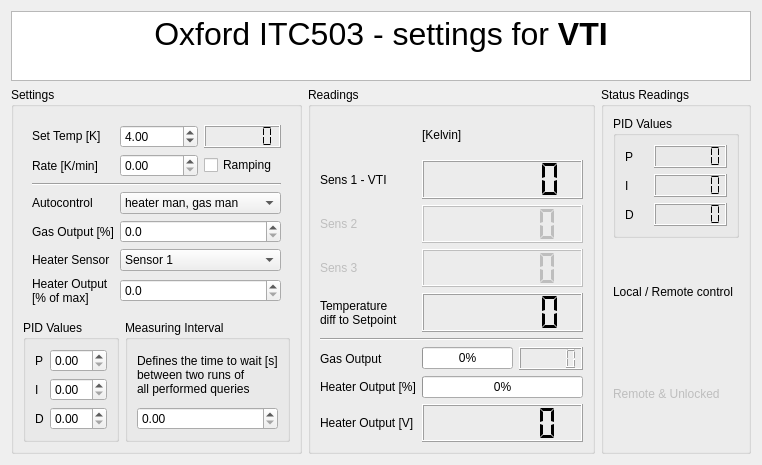
Above: Oxford/ITC_control.ui from Cryostat-GUI/Cryostat-GUI before the change. Below: the same form after it.
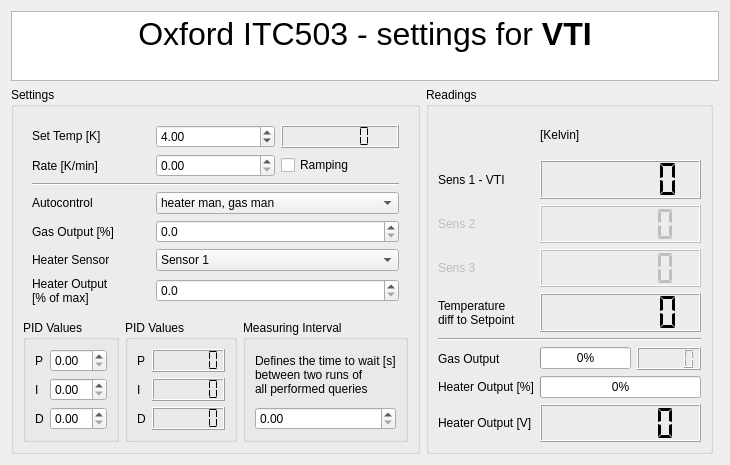
That is the form after the change.

What changed in the file:
```diff
--- a/Oxford/ITC_control.ui
+++ b/Oxford/ITC_control.ui
@@ -6,8 +6,8 @@
    <rect>
     <x>0</x>
     <y>0</y>
-    <width>735</width>
-    <height>422</height>
+    <width>700</width>
+    <height>431</height>
    </rect>
   </property>
   <property name="sizePolicy">
@@ -238,32 +238,7 @@
         </layout>
        </widget>
       </item>
-      <item row="7" column="1" colspan="2">
-       <widget class="QGroupBox" name="groupBox_2">
-        <property name="title">
-         <string>Measuring Interval</string>
-        </property>
-        <layout class="QGridLayout" name="gridLayout_8">
-         <item row="1" column="0">
-          <widget class="QDoubleSpinBox" name="spin_threadinterval">
-           <property name="maximum">
-            <double>3600.000000000000000</double>
-           </property>
-          </widget>
-         </item>
-         <item row="0" column="0">
-          <widget class="QLabel" name="label_22">
-           <property name="text">
-            <string>Defines the time to wait [s] 
-between two runs of 
-all performed queries</string>
-           </property>
-          </widget>
-         </item>
-        </layout>
-       </widget>
-      </item>
-      <item row="0" column="0" colspan="3">
+      <item row="0" column="0" colspan="4">
        <widget class="QWidget" name="widget" native="true">
         <layout class="QGridLayout" name="gridLayout">
          <item row="2" column="0" colspan="3">
@@ -443,16 +418,32 @@
         </layout>
        </widget>
       </item>
-     </layout>
-    </widget>
-   </item>
-   <item row="1" column="3">
-    <widget class="QGroupBox" name="groupReadingsStatus">
-     <property name="title">
-      <string>Status Readings</string>
-     </property>
-     <layout class="QGridLayout" name="gridLayout_3">
-      <item row="0" column="0" colspan="2">
+      <item row="7" column="2" colspan="2">
+       <widget class="QGroupBox" name="groupBox_2">
+        <property name="title">
+         <string>Measuring Interval</string>
+        </property>
+        <layout class="QGridLayout" name="gridLayout_8">
+         <item row="1" column="0">
+          <widget class="QDoubleSpinBox" name="spin_threadinterval">
+           <property name="maximum">
+            <double>3600.000000000000000</double>
+           </property>
+          </widget>
+         </item>
+         <item row="0" column="0">
+          <widget class="QLabel" name="label_22">
+           <property name="text">
+            <string>Defines the time to wait [s] 
+between two runs of 
+all performed queries</string>
+           </property>
+          </widget>
+         </item>
+        </layout>
+       </widget>
+      </item>
+      <item row="7" column="1">
        <widget class="QGroupBox" name="groupPID">
         <property name="title">
          <string>PID Values</string>
@@ -512,23 +503,6 @@
         </layout>
        </widget>
       </item>
-      <item row="1" column="0">
-       <widget class="QLabel" name="label_19">
-        <property name="text">
-         <string>Local / Remote control</string>
-        </property>
-       </widget>
-      </item>
-      <item row="2" column="0">
-       <widget class="QLabel" name="label_status_locrem">
-        <property name="enabled">
-         <bool>false</bool>
-        </property>
-        <property name="text">
-         <string>Remote &amp; Unlocked</string>
-        </property>
-       </widget>
-      </item>
      </layout>
     </widget>
    </item>
```
